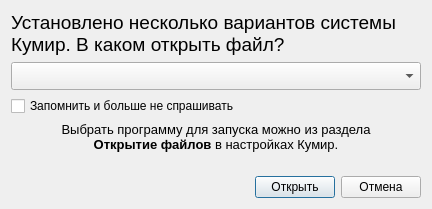
Old version of the form src/tools/open/dialog.ui in the repository victor-yacovlev/kumir2.
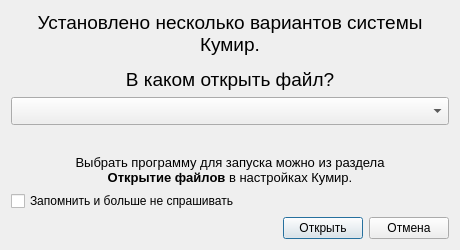
New version of the form.

Commit message: WIN32: kumir2-open fixed dialog size

What changed in the file:
```diff
--- a/src/tools/open/dialog.ui
+++ b/src/tools/open/dialog.ui
@@ -6,8 +6,8 @@
    <rect>
     <x>0</x>
     <y>0</y>
-    <width>432</width>
-    <height>209</height>
+    <width>460</width>
+    <height>250</height>
    </rect>
   </property>
   <property name="sizePolicy">
@@ -16,6 +16,12 @@
     <verstretch>0</verstretch>
    </sizepolicy>
   </property>
+  <property name="minimumSize">
+   <size>
+    <width>460</width>
+    <height>250</height>
+   </size>
+  </property>
   <property name="windowTitle">
    <string>Запуск Кумир</string>
   </property>
@@ -28,7 +34,7 @@
       </font>
      </property>
      <property name="text">
-      <string>Установлено несколько вариантов системы Кумир. В каком открыть файл?</string>
+      <string>&lt;html&gt;&lt;head/&gt;&lt;body&gt;&lt;p align=&quot;center&quot;&gt;Установлено несколько вариантов системы Кумир.&lt;/p&gt;&lt;p align=&quot;center&quot;&gt;В каком открыть файл?&lt;/p&gt;&lt;/body&gt;&lt;/html&gt;</string>
      </property>
      <property name="wordWrap">
       <bool>true</bool>
@@ -50,23 +56,6 @@
      </property>
     </widget>
    </item>
-   <item>
-    <widget class="QCheckBox" name="checkBox">
-     <property name="text">
-      <string>Запомнить и больше не спрашивать</string>
-     </property>
-    </widget>
-   </item>
-   <item>
-    <widget class="QLabel" name="hint">
-     <property name="text">
-      <string>&lt;html&gt;&lt;head/&gt;&lt;body&gt;&lt;p align=&quot;center&quot;&gt;&lt;span style=&quot; font-size:10pt;&quot;&gt;Выбрать программу для запуска можно из раздела &lt;br/&gt;&lt;/span&gt;&lt;span style=&quot; font-size:10pt; font-weight:600;&quot;&gt;Открытие файлов&lt;/span&gt;&lt;span style=&quot; font-size:10pt;&quot;&gt; в настройках Кумир.&lt;/span&gt;&lt;/p&gt;&lt;/body&gt;&lt;/html&gt;</string>
-     </property>
-     <property name="wordWrap">
-      <bool>true</bool>
-     </property>
-    </widget>
-   </item>
    <item>
     <spacer name="verticalSpacer">
      <property name="orientation">
@@ -80,6 +69,23 @@
      </property>
     </spacer>
    </item>
+   <item>
+    <widget class="QLabel" name="hint">
+     <property name="text">
+      <string>&lt;html&gt;&lt;head/&gt;&lt;body&gt;&lt;p align=&quot;center&quot;&gt;&lt;span style=&quot; font-size:10pt;&quot;&gt;Выбрать программу для запуска можно из раздела &lt;br/&gt;&lt;/span&gt;&lt;span style=&quot; font-size:10pt; font-weight:600;&quot;&gt;Открытие файлов&lt;/span&gt;&lt;span style=&quot; font-size:10pt;&quot;&gt; в настройках Кумир.&lt;/span&gt;&lt;/p&gt;&lt;/body&gt;&lt;/html&gt;</string>
+     </property>
+     <property name="wordWrap">
+      <bool>true</bool>
+     </property>
+    </widget>
+   </item>
+   <item>
+    <widget class="QCheckBox" name="checkBox">
+     <property name="text">
+      <string>Запомнить и больше не спрашивать</string>
+     </property>
+    </widget>
+   </item>
    <item>
     <layout class="QHBoxLayout" name="horizontalLayout">
      <item>
```
